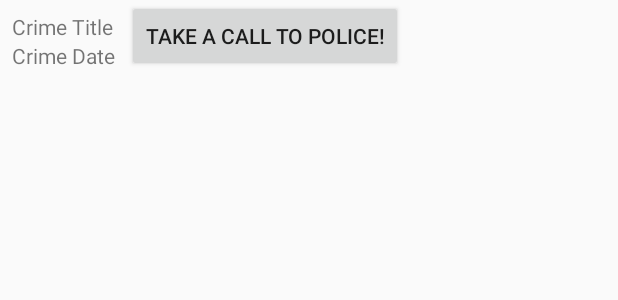
After one commit to Pe1me4ka/CriminalIntent, an Android app: the layout list_item_crime_requires_police.xml on its own in the app's theme, with its tools: preview values and no code run, on a phone screen of 412 x 824 dp. The commit adds this screen. Shown: the top 300 px of the screen. Run offline under Robolectric (Android 15) with nearby library versions, the phone set to English and light mode, and no system bars.

Commit message:
Add requirePolice list_item

```diff
--- a/app/src/main/java/com/bignerdranch/android/criminalintent/Crime.kt
+++ b/app/src/main/java/com/bignerdranch/android/criminalintent/Crime.kt
@@ -5,5 +5,6 @@ import java.util.*
 data class Crime(val id: UUID = UUID.randomUUID(),
                  var title: String = "",
                  var date: Date = Date(),
-                 var isSolved: Boolean = false) {
+                 var isSolved: Boolean = false,
+                 var requiresPolice: Boolean = false) {
 }
--- a/app/src/main/java/com/bignerdranch/android/criminalintent/CrimeListFragment.kt
+++ b/app/src/main/java/com/bignerdranch/android/criminalintent/CrimeListFragment.kt
@@ -74,7 +74,7 @@ class CrimeListFragment : Fragment() {
         : RecyclerView.Adapter<CrimeHolder>() {
 
         override fun onCreateViewHolder(parent: ViewGroup, viewType: Int): CrimeHolder {
-            val view = layoutInflater.inflate(R.layout.list_item_crime, parent, false)
+            val view = layoutInflater.inflate(viewType, parent, false)
             return CrimeHolder(view)
         }
 
@@ -85,6 +85,13 @@ class CrimeListFragment : Fragment() {
 
         override fun getItemCount() = crimes.size
 
+        override fun getItemViewType(position: Int): Int {
+            val requiresPolice = crimes[position].requiresPolice
+            return if (requiresPolice)
+                R.layout.list_item_crime_requires_police
+            else
+                R.layout.list_item_crime
+        }
     }
 
     companion object {
--- a/app/src/main/java/com/bignerdranch/android/criminalintent/CrimeListViewModel.kt
+++ b/app/src/main/java/com/bignerdranch/android/criminalintent/CrimeListViewModel.kt
@@ -10,6 +10,7 @@ class CrimeListViewModel : ViewModel() {
             val crime = Crime()
             crime.title = "Crime $i"
             crime.isSolved = i % 2 == 0
+            crime.requiresPolice = i % 5 == 0
             crimes += crime
         }
     }
--- /dev/null
+++ b/app/src/main/res/layout/list_item_crime_requires_police.xml
@@ -0,0 +1,33 @@
+<?xml version="1.0" encoding="utf-8"?>
+<LinearLayout xmlns:android="http://schemas.android.com/apk/res/android"
+    android:orientation="horizontal"
+    android:layout_width="match_parent"
+    android:layout_height="wrap_content">
+
+    <LinearLayout
+        android:orientation="vertical"
+        android:layout_width="wrap_content"
+        android:layout_height="wrap_content"
+        android:padding="8dp">
+
+        <TextView
+            android:id="@+id/crime_title"
+            android:layout_width="wrap_content"
+            android:layout_height="wrap_content"
+            android:text="Crime Title"/>
+
+        <TextView
+            android:id="@+id/crime_date"
+            android:layout_width="wrap_content"
+            android:layout_height="wrap_content"
+            android:text="Crime Date"/>
+
+    </LinearLayout>
+
+    <Button
+        android:id="@+id/call_to_police_button"
+        android:layout_width="wrap_content"
+        android:layout_height="wrap_content"
+        android:text="@string/list_item_button_requires_police"/>
+
+</LinearLayout>
--- a/app/src/main/res/values/strings.xml
+++ b/app/src/main/res/values/strings.xml
@@ -4,4 +4,5 @@
     <string name="crime_title_label">Title</string>
     <string name="crime_details_label">Details</string>
     <string name="crime_solved_label">Solved</string>
+    <string name="list_item_button_requires_police">Take a call to police!</string>
 </resources>
```
Also changed, not shown: app/src/main/res/drawable-hdpi/ic_solved.png (added), app/src/main/res/drawable-mdpi/ic_solved.png (added), app/src/main/res/drawable-xhdpi/ic_solved.png (added), app/src/main/res/drawable-xxhdpi/ic_solved.png (added), app/src/main/res/drawable-xxxhdpi/ic_solved.png (added).
